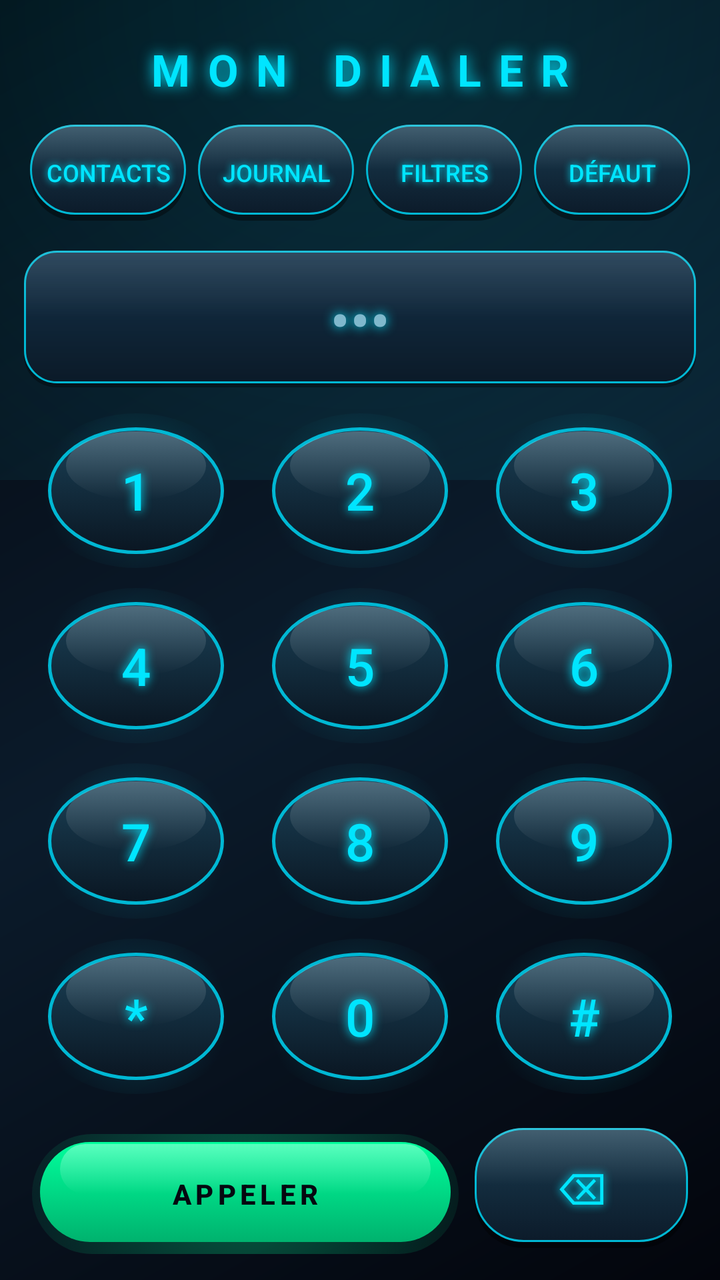
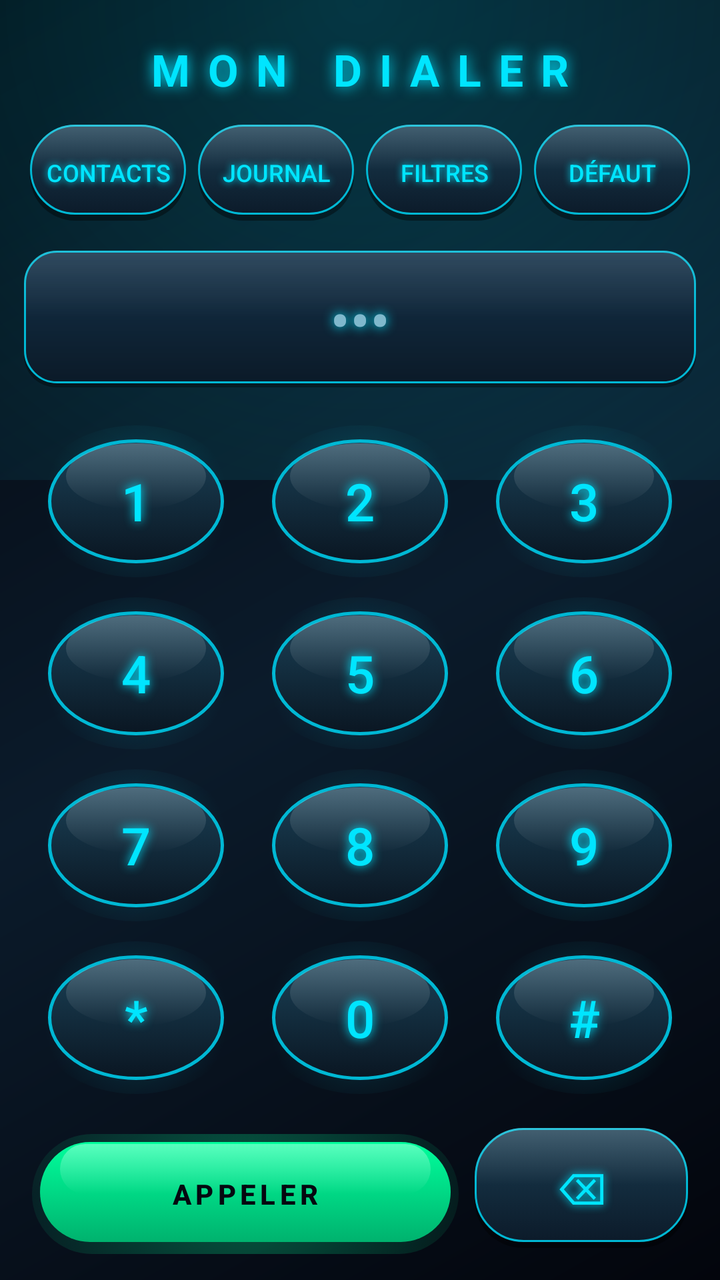

Compare the two renders of this Android layout. The source of the first and the diff that turns it into the second are given below.
<!-- AndroidManifest.xml: application theme AppTheme -->
<!-- res/layout/activity_main.xml -->
<?xml version="1.0" encoding="utf-8"?>
<LinearLayout xmlns:android="http://schemas.android.com/apk/res/android"
    android:layout_width="match_parent"
    android:layout_height="match_parent"
    android:orientation="vertical"
    android:padding="12dp">

    <TextView
        style="@style/NeonTitle"
        android:layout_width="match_parent"
        android:layout_height="wrap_content"
        android:gravity="center"
        android:text="@string/header"
        android:textSize="22sp"
        android:paddingTop="8dp"
        android:paddingBottom="10dp" />

    <LinearLayout
        android:layout_width="match_parent"
        android:layout_height="wrap_content"
        android:orientation="horizontal">

        <Button android:id="@+id/btnContacts" style="@style/ActionBtn"
            android:layout_width="0dp" android:layout_weight="1"
            android:text="@string/contacts" />
        <Button android:id="@+id/btnLog" style="@style/ActionBtn"
            android:layout_width="0dp" android:layout_weight="1"
            android:text="@string/call_log" />
        <Button android:id="@+id/btnFilters" style="@style/ActionBtn"
            android:layout_width="0dp" android:layout_weight="1"
            android:text="@string/filters" />
        <Button android:id="@+id/btnDefault" style="@style/ActionBtn"
            android:layout_width="0dp" android:layout_weight="1"
            android:text="@string/set_default" />
    </LinearLayout>

    <EditText
        android:id="@+id/editNumber"
        android:layout_width="match_parent"
        android:layout_height="wrap_content"
        android:layout_marginTop="12dp"
        android:background="@drawable/panel_round"
        android:padding="14dp"
        android:inputType="phone"
        android:textSize="30sp"
        android:textColor="@color/neon"
        android:shadowColor="@color/neon"
        android:shadowRadius="14"
        android:shadowDx="0"
        android:shadowDy="0"
        android:gravity="center"
        android:hint="•••" />

    <GridLayout
        android:layout_width="match_parent"
        android:layout_height="0dp"
        android:layout_weight="1"
        android:layout_marginTop="8dp"
        android:columnCount="3"
        android:rowCount="4">

        <Button android:id="@+id/btn1" style="@style/Dialpad" android:text="1" />
        <Button android:id="@+id/btn2" style="@style/Dialpad" android:text="2" />
        <Button android:id="@+id/btn3" style="@style/Dialpad" android:text="3" />
        <Button android:id="@+id/btn4" style="@style/Dialpad" android:text="4" />
        <Button android:id="@+id/btn5" style="@style/Dialpad" android:text="5" />
        <Button android:id="@+id/btn6" style="@style/Dialpad" android:text="6" />
        <Button android:id="@+id/btn7" style="@style/Dialpad" android:text="7" />
        <Button android:id="@+id/btn8" style="@style/Dialpad" android:text="8" />
        <Button android:id="@+id/btn9" style="@style/Dialpad" android:text="9" />
        <Button android:id="@+id/btnStar" style="@style/Dialpad" android:text="*" />
        <Button android:id="@+id/btn0" style="@style/Dialpad" android:text="0" />
        <Button android:id="@+id/btnHash" style="@style/Dialpad" android:text="#" />
    </GridLayout>

    <LinearLayout
        android:layout_width="match_parent"
        android:layout_height="wrap_content"
        android:layout_marginTop="8dp"
        android:orientation="horizontal">

        <Button
            android:id="@+id/btnCall"
            android:layout_width="0dp"
            android:layout_height="60dp"
            android:layout_weight="2"
            android:layout_margin="4dp"
            android:background="@drawable/btn_call"
            android:stateListAnimator="@animator/press"
            android:textColor="@color/bg_deep"
            android:textStyle="bold"
            android:letterSpacing="0.15"
            android:text="@string/call" />

        <Button
            android:id="@+id/btnDelete"
            android:layout_width="0dp"
            android:layout_height="60dp"
            android:layout_weight="1"
            android:layout_margin="4dp"
            android:background="@drawable/btn_action"
            android:stateListAnimator="@animator/press"
            android:textColor="@color/neon"
            android:textSize="22sp"
            android:shadowColor="@color/neon"
            android:shadowRadius="10"
            android:shadowDx="0"
            android:shadowDy="0"
            android:text="@string/delete" />
    </LinearLayout>
</LinearLayout>
<!-- resources referenced by this layout -->
<resources>
  <color name="neon">#00E5FF</color>
  <!-- drawable btn_action (drawable) -->
  <?xml version="1.0" encoding="utf-8"?>
  <selector xmlns:android="http://schemas.android.com/apk/res/android">
      <item android:state_pressed="true">
          <layer-list>
              <item>
                  <shape>
                      <gradient android:angle="270"
                          android:startColor="#0A1420" android:endColor="#1E4A63" />
                      <corners android:radius="24dp" />
                      <stroke android:width="1.5dp" android:color="@color/neon" />
                  </shape>
              </item>
          </layer-list>
      </item>
      <item>
          <layer-list>
              
              <item android:top="3dp">
                  <shape>
                      <solid android:color="#66000000" />
                      <corners android:radius="24dp" />
                  </shape>
              </item>
              
              <item android:bottom="3dp">
                  <shape>
                      <gradient android:angle="90"
                          android:startColor="#0C1B2A" android:endColor="#1A3D52" />
                      <corners android:radius="24dp" />
                      <stroke android:width="1dp" android:color="@color/neon_dim" />
                  </shape>
              </item>
              
              <item android:bottom="3dp">
                  <shape>
                      <gradient android:angle="270"
                          android:startColor="#2EFFFFFF" android:centerColor="#00FFFFFF"
                          android:endColor="#00FFFFFF" />
                      <corners android:radius="24dp" />
                  </shape>
              </item>
          </layer-list>
      </item>
  </selector>
  <!-- drawable panel_round (drawable) -->
  <?xml version="1.0" encoding="utf-8"?>
  <layer-list xmlns:android="http://schemas.android.com/apk/res/android">
      <item android:top="2dp">
          <shape>
              <solid android:color="#59000000" />
              <corners android:radius="16dp" />
          </shape>
      </item>
      <item android:bottom="2dp">
          <shape>
              <gradient android:angle="90"
                  android:startColor="#0B1A28" android:endColor="#14324A" />
              <corners android:radius="16dp" />
              <stroke android:width="1dp" android:color="@color/neon_dim" />
          </shape>
      </item>
      <item android:bottom="2dp">
          <shape>
              <gradient android:angle="270"
                  android:startColor="#1FFFFFFF" android:centerColor="#00FFFFFF"
                  android:endColor="#00FFFFFF" />
              <corners android:radius="16dp" />
          </shape>
      </item>
  </layer-list>
  <style name="ActionBtn">
          <item name="android:layout_height">wrap_content</item>
          <item name="android:textColor">@color/neon</item>
          <item name="android:textSize">12sp</item>
          <item name="android:background">@drawable/btn_action</item>
          <item name="android:stateListAnimator">@animator/press</item>
          <item name="android:layout_margin">3dp</item>
          <item name="android:paddingTop">12dp</item>
          <item name="android:paddingBottom">12dp</item>
          <item name="android:shadowColor">@color/neon</item>
          <item name="android:shadowRadius">8</item>
          <item name="android:shadowDx">0</item>
          <item name="android:shadowDy">0</item>
      </style>
  <style name="Dialpad">
          <item name="android:layout_width">0dp</item>
          <item name="android:layout_height">0dp</item>
          <item name="android:layout_columnWeight">1</item>
          <item name="android:layout_rowWeight">1</item>
          <item name="android:layout_margin">5dp</item>
          <item name="android:textSize">26sp</item>
          <item name="android:textColor">@color/neon</item>
          <item name="android:background">@drawable/btn_dial</item>
          <item name="android:stateListAnimator">@animator/press</item>
          <item name="android:shadowColor">@color/neon</item>
          <item name="android:shadowRadius">12</item>
          <item name="android:shadowDx">0</item>
          <item name="android:shadowDy">0</item>
      </style>
  <style name="NeonTitle">
          <item name="android:textColor">@color/neon</item>
          <item name="android:textStyle">bold</item>
          <item name="android:letterSpacing">0.4</item>
          <item name="android:shadowColor">@color/neon</item>
          <item name="android:shadowRadius">18</item>
          <item name="android:shadowDx">0</item>
          <item name="android:shadowDy">0</item>
      </style>
  <style name="AppTheme" parent="android:Theme.Material.NoActionBar">
          <item name="android:windowBackground">@drawable/bg_gradient</item>
          <item name="android:colorAccent">@color/neon</item>
          <item name="android:textColor">@color/text_main</item>
          <item name="android:textColorPrimary">@color/text_main</item>
          <item name="android:textColorSecondary">@color/text_dim</item>
          <item name="android:editTextColor">@color/text_main</item>
          <item name="android:textColorHint">@color/text_dim</item>
          <item name="android:statusBarColor">@color/bg_deep</item>
          <item name="android:navigationBarColor">@color/bg_deep</item>
      </style>
  <color name="neon_dim">#00B8D4</color>
  <!-- drawable btn_dial: vector/xml drawable (drawable, 2032 chars, omitted) -->
  <!-- drawable bg_gradient (drawable) -->
  <?xml version="1.0" encoding="utf-8"?>
  <layer-list xmlns:android="http://schemas.android.com/apk/res/android">
      <item>
          <shape>
              <gradient
                  android:startColor="#03050C"
                  android:centerColor="#0B1B2B"
                  android:endColor="#03050C"
                  android:angle="135" />
          </shape>
      </item>
      
      <item android:bottom="400dp">
          <shape>
              <gradient
                  android:type="radial"
                  android:gradientRadius="420dp"
                  android:centerX="0.5" android:centerY="0"
                  android:startColor="#2600E5FF"
                  android:endColor="#0000E5FF" />
          </shape>
      </item>
  </layer-list>
  <!-- unchanged entries left out for length: 11 -->
</resources>

<!-- the commit's change to res/layout/activity_main.xml (unified diff, before → after) -->
@@ -43,13 +43,35 @@
         android:padding="14dp"
         android:inputType="phone"
         android:textSize="30sp"
-        android:textColor="@color/neon"
-        android:shadowColor="@color/neon"
+        android:textColor="?attr/cNeon"
+        android:shadowColor="?attr/cNeon"
         android:shadowRadius="14"
         android:shadowDx="0"
         android:shadowDy="0"
         android:gravity="center"
         android:hint="•••" />
+
+    <HorizontalScrollView
+        android:layout_width="match_parent"
+        android:layout_height="wrap_content"
+        android:layout_marginTop="6dp"
+        android:scrollbars="none">
+        <LinearLayout
+            android:id="@+id/favRow"
+            android:layout_width="wrap_content"
+            android:layout_height="wrap_content"
+            android:orientation="horizontal"
+            android:visibility="gone" />
+    </HorizontalScrollView>
+
+    <LinearLayout
+        android:id="@+id/suggestRow"
+        android:layout_width="match_parent"
+        android:layout_height="wrap_content"
+        android:layout_marginTop="4dp"
+        android:orientation="horizontal"
+        android:gravity="center"
+        android:visibility="gone" />
 
     <GridLayout
         android:layout_width="match_parent"
@@ -100,9 +122,9 @@
             android:layout_margin="4dp"
             android:background="@drawable/btn_action"
             android:stateListAnimator="@animator/press"
-            android:textColor="@color/neon"
+            android:textColor="?attr/cNeon"
             android:textSize="22sp"
-            android:shadowColor="@color/neon"
+            android:shadowColor="?attr/cNeon"
             android:shadowRadius="10"
             android:shadowDx="0"
             android:shadowDy="0"
<!-- resource entries referenced after the edit -->
@@ -1,6 +1,5 @@
 <!-- resources referenced by this layout -->
 <resources>
-  <color name="neon">#00E5FF</color>
   <!-- drawable btn_action (drawable) -->
   <?xml version="1.0" encoding="utf-8"?>
   <selector xmlns:android="http://schemas.android.com/apk/res/android">
@@ -11,30 +10,27 @@
                       <gradient android:angle="270"
                           android:startColor="#0A1420" android:endColor="#1E4A63" />
                       <corners android:radius="24dp" />
-                      <stroke android:width="1.5dp" android:color="@color/neon" />
+                      <stroke android:width="1.5dp" android:color="?attr/cNeon" />
                   </shape>
               </item>
           </layer-list>
       </item>
       <item>
           <layer-list>
-              
               <item android:top="3dp">
                   <shape>
                       <solid android:color="#66000000" />
                       <corners android:radius="24dp" />
                   </shape>
               </item>
-              
               <item android:bottom="3dp">
                   <shape>
                       <gradient android:angle="90"
                           android:startColor="#0C1B2A" android:endColor="#1A3D52" />
                       <corners android:radius="24dp" />
-                      <stroke android:width="1dp" android:color="@color/neon_dim" />
+                      <stroke android:width="1dp" android:color="?attr/cNeonDim" />
                   </shape>
               </item>
-              
               <item android:bottom="3dp">
                   <shape>
                       <gradient android:angle="270"
@@ -60,7 +56,7 @@
               <gradient android:angle="90"
                   android:startColor="#0B1A28" android:endColor="#14324A" />
               <corners android:radius="16dp" />
-              <stroke android:width="1dp" android:color="@color/neon_dim" />
+              <stroke android:width="1dp" android:color="?attr/cNeonDim" />
           </shape>
       </item>
       <item android:bottom="2dp">
@@ -74,14 +70,14 @@
   </layer-list>
   <style name="ActionBtn">
           <item name="android:layout_height">wrap_content</item>
-          <item name="android:textColor">@color/neon</item>
+          <item name="android:textColor">?attr/cNeon</item>
           <item name="android:textSize">12sp</item>
           <item name="android:background">@drawable/btn_action</item>
           <item name="android:stateListAnimator">@animator/press</item>
           <item name="android:layout_margin">3dp</item>
           <item name="android:paddingTop">12dp</item>
           <item name="android:paddingBottom">12dp</item>
-          <item name="android:shadowColor">@color/neon</item>
+          <item name="android:shadowColor">?attr/cNeon</item>
           <item name="android:shadowRadius">8</item>
           <item name="android:shadowDx">0</item>
           <item name="android:shadowDy">0</item>
@@ -93,26 +89,27 @@
           <item name="android:layout_rowWeight">1</item>
           <item name="android:layout_margin">5dp</item>
           <item name="android:textSize">26sp</item>
-          <item name="android:textColor">@color/neon</item>
+          <item name="android:textColor">?attr/cNeon</item>
           <item name="android:background">@drawable/btn_dial</item>
           <item name="android:stateListAnimator">@animator/press</item>
-          <item name="android:shadowColor">@color/neon</item>
+          <item name="android:hapticFeedbackEnabled">true</item>
+          <item name="android:shadowColor">?attr/cNeon</item>
           <item name="android:shadowRadius">12</item>
           <item name="android:shadowDx">0</item>
           <item name="android:shadowDy">0</item>
       </style>
   <style name="NeonTitle">
-          <item name="android:textColor">@color/neon</item>
+          <item name="android:textColor">?attr/cNeon</item>
           <item name="android:textStyle">bold</item>
           <item name="android:letterSpacing">0.4</item>
-          <item name="android:shadowColor">@color/neon</item>
+          <item name="android:shadowColor">?attr/cNeon</item>
           <item name="android:shadowRadius">18</item>
           <item name="android:shadowDx">0</item>
           <item name="android:shadowDy">0</item>
       </style>
   <style name="AppTheme" parent="android:Theme.Material.NoActionBar">
           <item name="android:windowBackground">@drawable/bg_gradient</item>
-          <item name="android:colorAccent">@color/neon</item>
+          <item name="android:colorAccent">?attr/cNeon</item>
           <item name="android:textColor">@color/text_main</item>
           <item name="android:textColorPrimary">@color/text_main</item>
           <item name="android:textColorSecondary">@color/text_dim</item>
@@ -120,9 +117,56 @@
           <item name="android:textColorHint">@color/text_dim</item>
           <item name="android:statusBarColor">@color/bg_deep</item>
           <item name="android:navigationBarColor">@color/bg_deep</item>
+          
+          <item name="cNeon">#00E5FF</item>
+          <item name="cNeonDim">#00B8D4</item>
+          <item name="cHalo">#3300E5FF</item>
+          <item name="cHaloStrong">#8000E5FF</item>
       </style>
-  <color name="neon_dim">#00B8D4</color>
-  <!-- drawable btn_dial: vector/xml drawable (drawable, 2032 chars, omitted) -->
+  <!-- drawable btn_dial (drawable) -->
+  <?xml version="1.0" encoding="utf-8"?>
+  <selector xmlns:android="http://schemas.android.com/apk/res/android">
+      <item android:state_pressed="true">
+          <layer-list>
+              <item>
+                  <shape android:shape="oval">
+                      <gradient android:type="radial" android:gradientRadius="46dp"
+                          android:startColor="?attr/cHaloStrong" android:endColor="#00000000" />
+                  </shape>
+              </item>
+              <item android:top="7dp" android:bottom="7dp" android:left="7dp" android:right="7dp">
+                  <shape android:shape="oval">
+                      <gradient android:angle="270"
+                          android:startColor="#071019" android:endColor="#16394F" />
+                      <stroke android:width="2dp" android:color="?attr/cNeon" />
+                  </shape>
+              </item>
+          </layer-list>
+      </item>
+      <item>
+          <layer-list>
+              <item>
+                  <shape android:shape="oval">
+                      <gradient android:type="radial" android:gradientRadius="46dp"
+                          android:startColor="?attr/cHalo" android:endColor="#00000000" />
+                  </shape>
+              </item>
+              <item android:top="7dp" android:bottom="7dp" android:left="7dp" android:right="7dp">
+                  <shape android:shape="oval">
+                      <gradient android:angle="90"
+                          android:startColor="#0A1622" android:endColor="#1B4258" />
+                      <stroke android:width="1.5dp" android:color="?attr/cNeonDim" />
+                  </shape>
+              </item>
+              <item android:top="9dp" android:bottom="34dp" android:left="16dp" android:right="16dp">
+                  <shape android:shape="oval">
+                      <gradient android:angle="270"
+                          android:startColor="#3AFFFFFF" android:endColor="#00FFFFFF" />
+                  </shape>
+              </item>
+          </layer-list>
+      </item>
+  </selector>
   <!-- drawable bg_gradient (drawable) -->
   <?xml version="1.0" encoding="utf-8"?>
   <layer-list xmlns:android="http://schemas.android.com/apk/res/android">
@@ -135,15 +179,14 @@
                   android:angle="135" />
           </shape>
       </item>
-      
       <item android:bottom="400dp">
           <shape>
               <gradient
                   android:type="radial"
                   android:gradientRadius="420dp"
                   android:centerX="0.5" android:centerY="0"
-                  android:startColor="#2600E5FF"
-                  android:endColor="#0000E5FF" />
+                  android:startColor="?attr/cHalo"
+                  android:endColor="#00000000" />
           </shape>
       </item>
   </layer-list>
